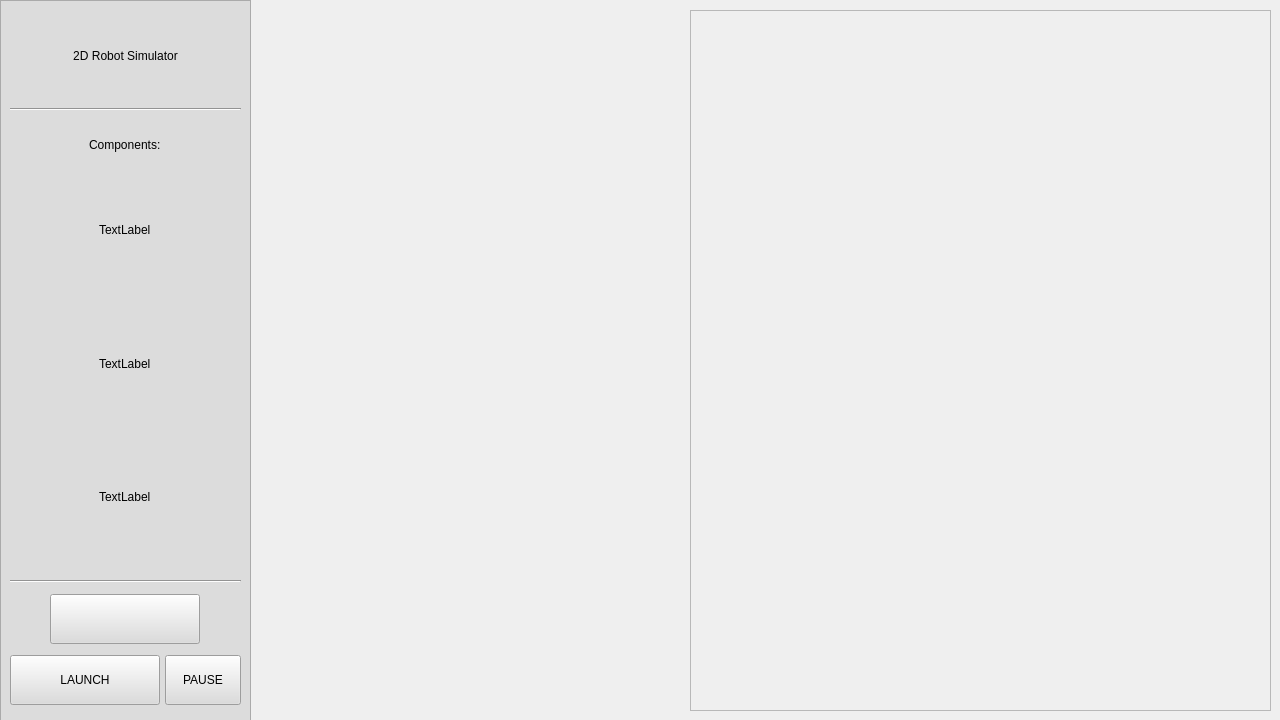
This is mainwindow.ui in 4esterea/icp2024 as Qt 5 draws it before an edit. The edited form follows.
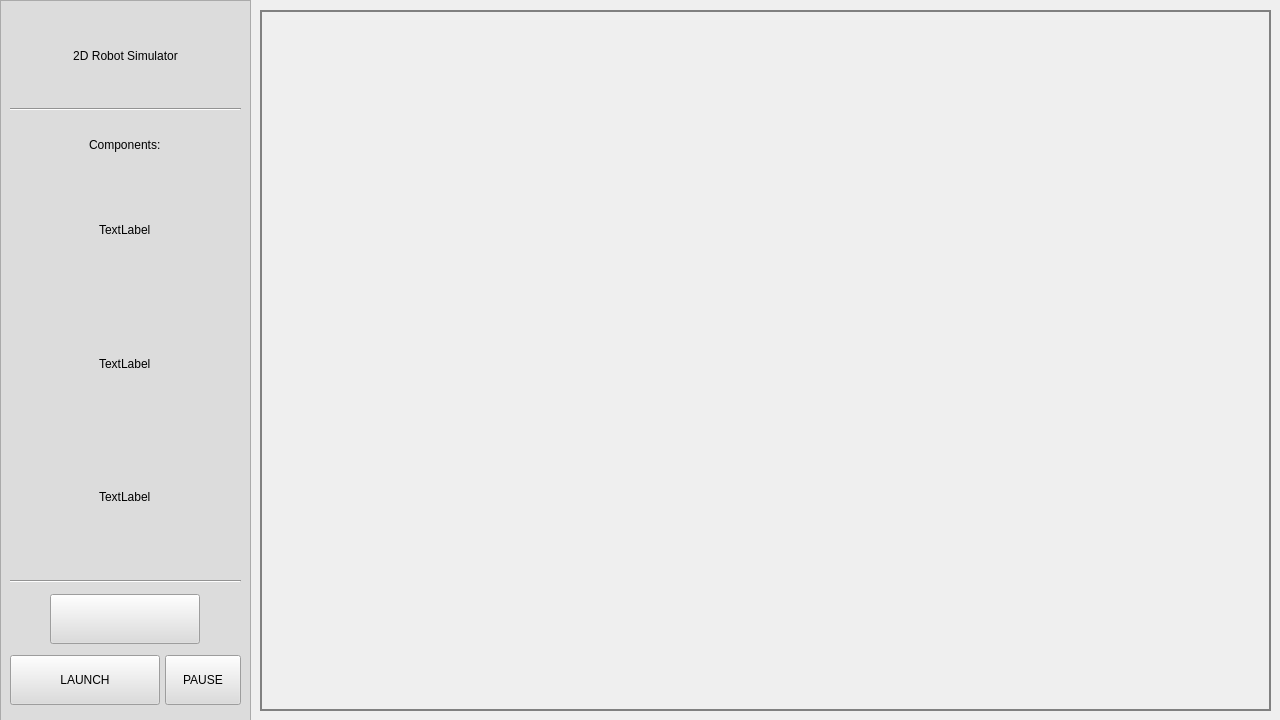
This is the edited form. Custom widgets are drawn as their Qt base class.

```diff
--- a/mainwindow.ui
+++ b/mainwindow.ui
@@ -636,12 +636,21 @@
    <widget class="QFrame" name="frame_2">
     <property name="geometry">
      <rect>
-      <x>690</x>
+      <x>260</x>
       <y>10</y>
-      <width>581</width>
+      <width>1011</width>
       <height>701</height>
      </rect>
     </property>
+    <property name="mouseTracking">
+     <bool>true</bool>
+    </property>
+    <property name="focusPolicy">
+     <enum>Qt::ClickFocus</enum>
+    </property>
+    <property name="styleSheet">
+     <string notr="true">border: 2px solid gray;</string>
+    </property>
     <property name="frameShape">
      <enum>QFrame::StyledPanel</enum>
     </property>
```
Left out of the diff: 10 changed lines with no effect on the pictures.
